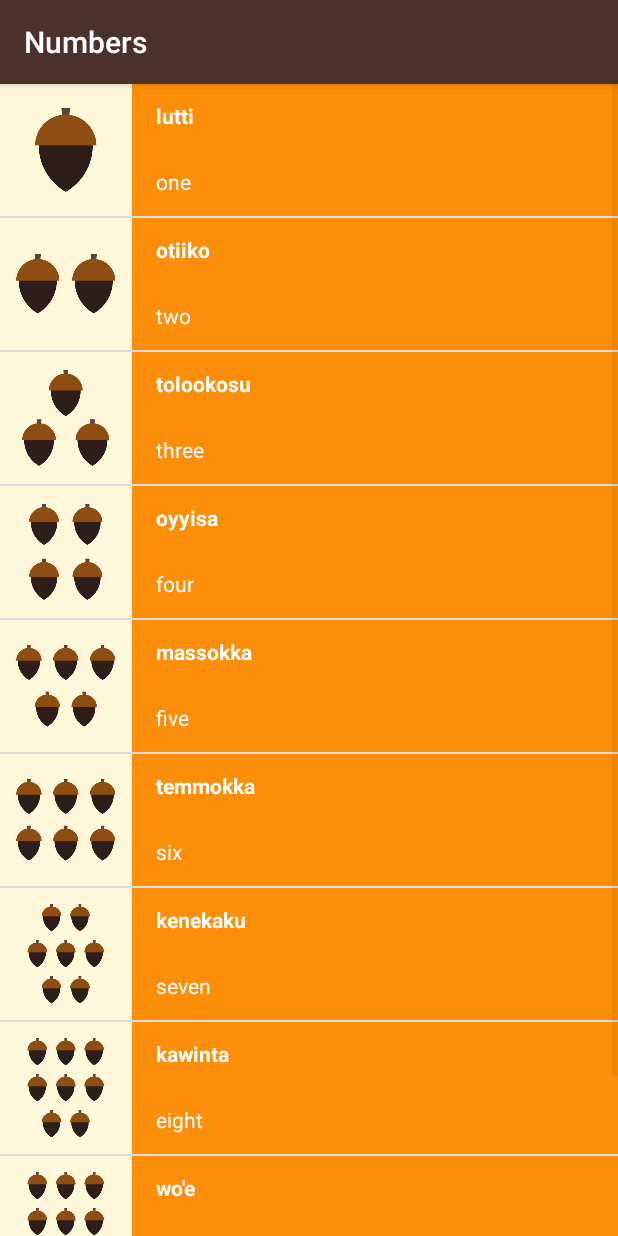
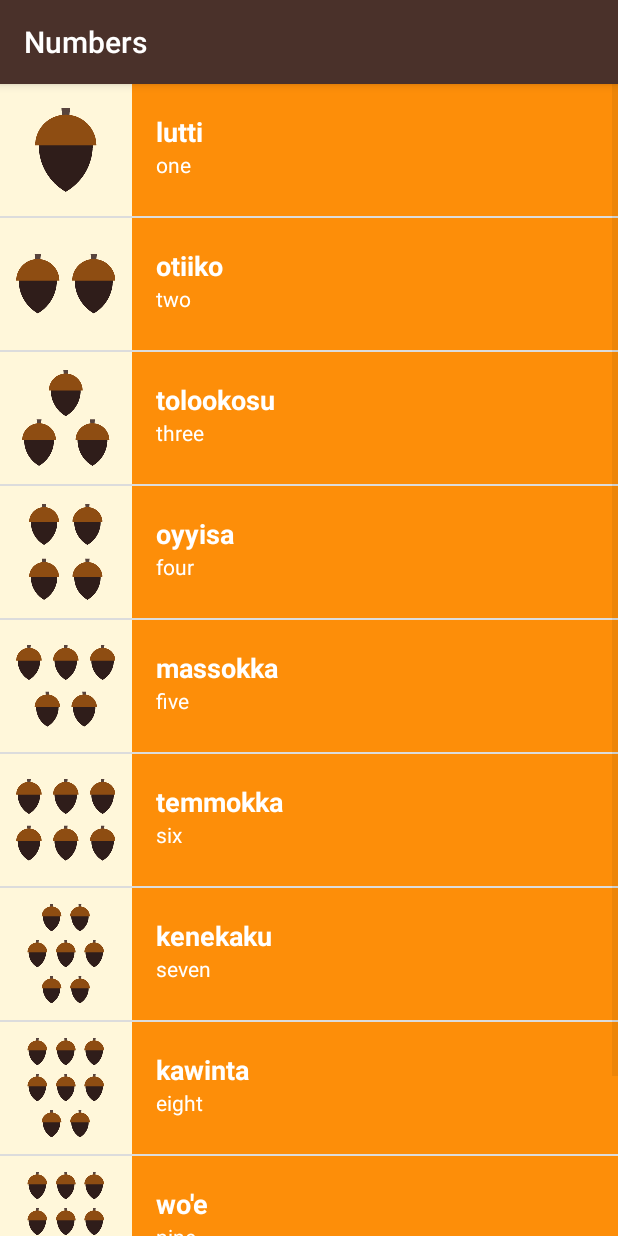
Before and after one commit to ctam91/Miwok, an Android app: the NumbersActivity screen opened directly, with no data from a screen before it, on a phone screen of 412 x 824 dp. Run offline under Robolectric (Android 15) with nearby library versions, the phone set to English and light mode, and no system bars.

Commit message:
finish lesson 3 requirements

```diff
--- a/app/src/main/java/com/example/android/miwok/ColorsActivity.java
+++ b/app/src/main/java/com/example/android/miwok/ColorsActivity.java
@@ -24,7 +24,7 @@ public class ColorsActivity extends AppCompatActivity {
         words.add(new Word("dusty yellow","ṭopiisә", R.drawable.color_dusty_yellow));
         words.add(new Word("mustard yello","chiwiiṭә", R.drawable.color_mustard_yellow));
 
-        WordAdapter itemAdapter = new WordAdapter(this, words);
+        WordAdapter itemAdapter = new WordAdapter(this, words, R.color.category_colors);
         ListView list = (ListView) findViewById(R.id.list);
         list.setAdapter(itemAdapter);
     }
--- a/app/src/main/java/com/example/android/miwok/FamilyActivity.java
+++ b/app/src/main/java/com/example/android/miwok/FamilyActivity.java
@@ -26,7 +26,7 @@ public class FamilyActivity extends AppCompatActivity {
         words.add(new Word("grandmother", "ama", R.drawable.family_grandmother));
         words.add(new Word("grandfather", "pappa", R.drawable.family_grandfather));
 
-        WordAdapter itemsAdapter = new WordAdapter(this, words);
+        WordAdapter itemsAdapter = new WordAdapter(this, words, R.color.category_family);
         ListView listView = (ListView) findViewById(R.id.list);
         listView.setAdapter(itemsAdapter);
     }
--- a/app/src/main/java/com/example/android/miwok/NumbersActivity.java
+++ b/app/src/main/java/com/example/android/miwok/NumbersActivity.java
@@ -1,7 +1,10 @@
 package com.example.android.miwok;
 
+import android.media.MediaPlayer;
 import android.os.Bundle;
 import android.support.v7.app.AppCompatActivity;
+import android.view.View;
+import android.widget.AdapterView;
 import android.widget.ListView;
 
 import java.util.ArrayList;
@@ -26,8 +29,17 @@ public class NumbersActivity extends AppCompatActivity {
         words.add(new Word("nine", "wo'e", R.drawable.number_nine));
         words.add(new Word("ten", "na' aacha", R.drawable.number_ten));
 
-        WordAdapter itemsAdapter = new WordAdapter(this, words);
+        WordAdapter itemsAdapter = new WordAdapter(this, words, R.color.category_numbers);
         ListView listView = (ListView) findViewById(R.id.list);
         listView.setAdapter(itemsAdapter);
+
+
+        listView.setOnItemClickListener(new AdapterView.OnItemClickListener() {
+            @Override
+            public void onItemClick(AdapterView<?> parent, View view, int position, long id) {
+                MediaPlayer mp = MediaPlayer.create(getApplicationContext(),R.raw.number_one);
+                mp.start();
+            }
+        });
     }
 }
--- a/app/src/main/java/com/example/android/miwok/PhrasesActivity.java
+++ b/app/src/main/java/com/example/android/miwok/PhrasesActivity.java
@@ -26,7 +26,7 @@ public class PhrasesActivity extends AppCompatActivity {
         words.add(new Word( "Let’s go.", "yoowutis"));
         words.add(new Word( "Come here.", "әnni'nem"));
 
-        WordAdapter itemAdapter = new WordAdapter(this, words);
+        WordAdapter itemAdapter = new WordAdapter(this, words, R.color.category_phrases);
         ListView listView = (ListView) findViewById(R.id.list);
         listView.setAdapter(itemAdapter);
 
--- a/app/src/main/java/com/example/android/miwok/WordAdapter.java
+++ b/app/src/main/java/com/example/android/miwok/WordAdapter.java
@@ -3,6 +3,7 @@ package com.example.android.miwok;
 import android.app.Activity;
 import android.support.annotation.NonNull;
 import android.support.annotation.Nullable;
+import android.support.v4.content.ContextCompat;
 import android.view.LayoutInflater;
 import android.view.View;
 import android.view.ViewGroup;
@@ -18,7 +19,7 @@ import java.util.ArrayList;
 
 public class WordAdapter extends ArrayAdapter<Word> {
 
-
+    private int mResourceId;
     /**
      * Class Constructor
      *
@@ -29,10 +30,12 @@ public class WordAdapter extends ArrayAdapter<Word> {
      *                "super()" is used to modify the superclass constructor, which is:
      *                ArrayAdapter(Context context, int resource id, List<T> objects)
      *                We can pass in '0' because we are inflating the layout ourselves
+     *    @param resourceId the color of the background
      */
 
-    public WordAdapter(Activity context, ArrayList<Word> words) {
+    public WordAdapter(Activity context, ArrayList<Word> words, int resourceId) {
         super(context, 0, words);
+        mResourceId = resourceId;
     }
 
     /**
@@ -57,14 +60,18 @@ public class WordAdapter extends ArrayAdapter<Word> {
         }
         // getItem is a method from the superclass, it returns the position of the word
         Word currentWord = getItem(position);
+        int color = ContextCompat.getColor(getContext(), mResourceId);
 
         // create a Textview to display Miwok Translation
         TextView miwokTextView = (TextView) listItemView.findViewById(R.id.miwok_text_view);
         miwokTextView.setText(currentWord.getMiwokTranslation());
+        miwokTextView.setBackgroundColor(color);
 
         // Create a TextView to display default translation
         TextView defaultTextView = (TextView) listItemView.findViewById(R.id.default_text_view);
         defaultTextView.setText(currentWord.getDefaultTranslation());
+        defaultTextView.setBackgroundColor(mResourceId);
+        defaultTextView.setBackgroundColor(color);
 
         ImageView imageView = (ImageView) listItemView.findViewById(R.id.image_view);
         if (currentWord.hasImage()) {
--- a/app/src/main/res/layout/list_item.xml
+++ b/app/src/main/res/layout/list_item.xml
@@ -4,6 +4,7 @@
     xmlns:tools="http://schemas.android.com/tools"
     android:layout_width="match_parent"
     android:layout_height="match_parent"
+    android:minHeight="@dimen/list_item_height"
     android:orientation="horizontal">
 
     <ImageView
@@ -12,8 +13,9 @@
         android:src="@mipmap/ic_launcher" />
 
     <LinearLayout
+        android:id="@+id/list_row"
         android:layout_width="wrap_content"
-        android:layout_height="88dp"
+        android:layout_height="@dimen/list_item_height"
         android:layout_weight="1"
         android:orientation="vertical">
 
--- a/app/src/main/res/values/dimens.xml
+++ b/app/src/main/res/values/dimens.xml
@@ -15,7 +15,4 @@
 <resources>
     <!-- Height of each list item -->
     <dimen name="list_item_height">88dp</dimen>
-    <!-- Default screen margins, per the Android Design guidelines. -->
-    <dimen name="activity_horizontal_margin">16dp</dimen>
-    <dimen name="activity_vertical_margin">16dp</dimen>
 </resources>
--- a/app/src/main/res/values/styles.xml
+++ b/app/src/main/res/values/styles.xml
@@ -41,19 +41,22 @@
     <!-- Style for Activity Miwok Translation Textviews -->
     <style name="MiwokTextViewStyle">
         <item name="android:layout_width">match_parent</item>
-        <item name="android:layout_height">44dp</item>
-        <item name="android:paddingTop">11dp</item>
+        <item name="android:layout_height">0dp</item>
+        <item name="android:layout_weight">1</item>
+        <item name="android:gravity">bottom</item>
         <item name="android:paddingLeft">16dp</item>
         <item name="android:textStyle">bold</item>
         <item name="android:textColor">@android:color/white</item>
         <item name="android:background">@color/category_numbers</item>
+        <item name="android:textAppearance">?android:textAppearanceMedium</item>
     </style>
 
     <!-- Style for Activity Default Translation Textviews -->
     <style name="DefaultTextViewStyle">
         <item name="android:layout_width">match_parent</item>
-        <item name="android:layout_height">44dp</item>
-        <item name="android:paddingTop">11dp</item>
+        <item name="android:layout_height">0dp</item>
+        <item name="android:layout_weight">1</item>
+        <item name="android:gravity">top</item>
         <item name="android:paddingLeft">16dp</item>
         <item name="android:textColor">@android:color/white</item>
         <item name="android:background">@color/category_numbers</item>
```
